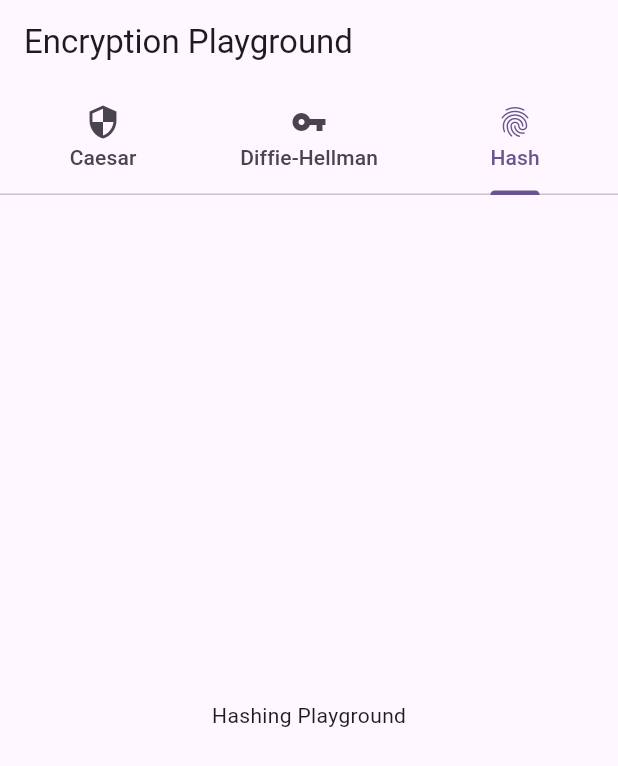
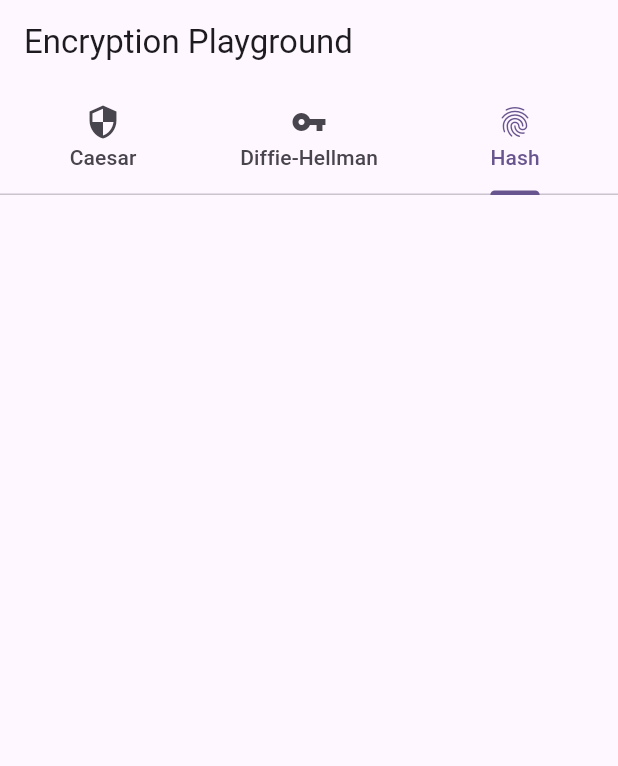
Before and after one commit to rafinha-as-br/flutter_encryption_playground, a Flutter app: the screen it shows after launch, tab 3 chosen, on a phone screen of 412 x 824 dp. Shown: the top 766 px of the screen. Run offline on Flutter 3.47's test engine with Material 3 defaults, Android fonts, the light colour scheme and no system bars.

Commit message:
starting hascode implementation

```diff
--- /dev/null
+++ b/encryption_playground/lib/features/hash/presentation/hash_controller.dart
@@ -0,0 +1,6 @@
+
+import 'package:flutter/cupertino.dart';
+
+class HashController extends ChangeNotifier{
+
+}
--- a/encryption_playground/lib/features/hash/presentation/pages/hash_page.dart
+++ /dev/null
@@ -1,14 +0,0 @@
-import 'package:flutter/material.dart';
-
-class HashPage extends StatelessWidget {
-  const HashPage({super.key});
-
-  @override
-  Widget build(BuildContext context) {
-    return const Scaffold(
-      body: Center(
-        child: Text('Hashing Playground'),
-      ),
-    );
-  }
-}
--- /dev/null
+++ b/encryption_playground/lib/features/hash/presentation/pages/hash_tab.dart
@@ -0,0 +1,41 @@
+import 'package:flutter/material.dart';
+
+import 'hash_about_it.dart';
+import 'hash_try_out.dart';
+
+class HashNavigationService {
+  HashNavigationService._internal();
+  static final HashNavigationService _instance = HashNavigationService._internal();
+  static HashNavigationService get instance => _instance;
+
+  final GlobalKey<NavigatorState> navigatorKey = GlobalKey<NavigatorState>();
+}
+
+class HashTab extends StatelessWidget {
+  const HashTab({super.key});
+
+
+
+  @override
+  Widget build(BuildContext context) {
+    return Navigator(
+      key: HashNavigationService.instance.navigatorKey,
+      initialRoute: 'try_out',
+      onGenerateRoute: (settings){
+        Widget page;
+        switch(settings.name) {
+          case 'try_out':
+            page = const HashTryOut();
+            break;
+          case 'about':
+          page = const HashAboutIt();
+          break;
+          default:
+            page = const HashTryOut();
+        }
+        return MaterialPageRoute(builder: (_) => page, settings: settings);
+      }
+
+    );
+  }
+}
--- /dev/null
+++ b/encryption_playground/lib/features/hash/presentation/pages/hash_try_out.dart
@@ -0,0 +1,21 @@
+import 'package:flutter/material.dart';
+
+class HashTryOut extends StatefulWidget {
+  const HashTryOut({super.key});
+
+  @override
+  State<HashTryOut> createState() => _HashTryOutState();
+}
+
+class _HashTryOutState extends State<HashTryOut> {
+  @override
+  Widget build(BuildContext context) {
+    return Scaffold(
+      body: Column(
+        children: [
+
+        ],
+      ),
+    );
+  }
+}
--- a/encryption_playground/lib/features/home/presentation/pages/home_page.dart
+++ b/encryption_playground/lib/features/home/presentation/pages/home_page.dart
@@ -1,7 +1,7 @@
 import 'package:flutter/material.dart';
 import '../../../caesar/presentation/pages/ceasar_tab.dart';
 import '../../../diffie_hellman/presentation/pages/diffie_hellman_tab.dart';
-import '../../../hash/presentation/pages/hash_page.dart';
+import '../../../hash/presentation/pages/hash_tab.dart';
 
 class HomePage extends StatefulWidget {
   const HomePage({super.key});
@@ -51,7 +51,7 @@ class _HomePageState extends State<HomePage> with SingleTickerProviderStateMixin
         children: [
           _buildTab(0, const CaesarTab()),
           _buildTab(1, const DiffieHellmanTab()),
-          _buildTab(2, const HashPage()),
+          _buildTab(2, const HashTab()),
         ],
       ),
     );
```
Also changed, not shown: encryption_playground/lib/features/hash/presentation/pages/hash_about_it.dart (added, +17 -0 lines).
